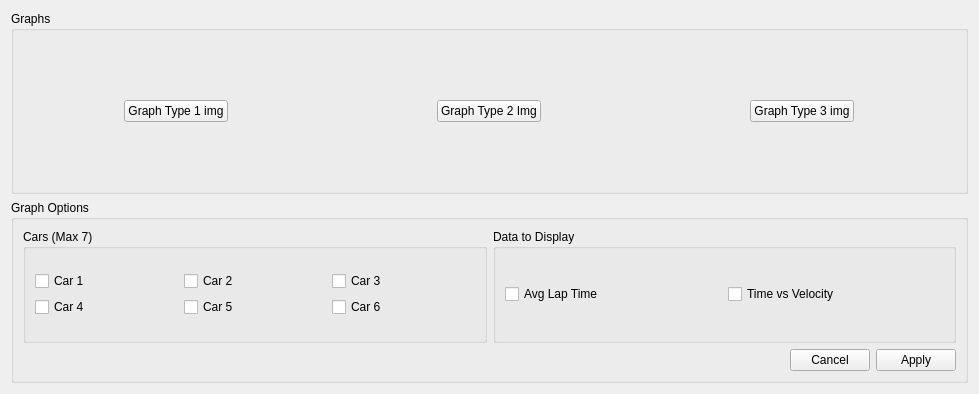
Qt form resources/GraphOptions.ui (cjand225/CS499SolarCarTimer) before a commit.
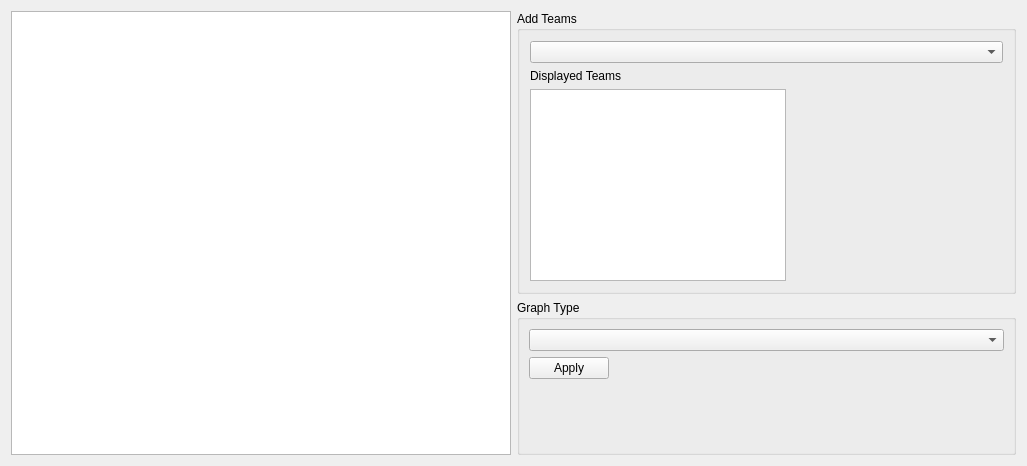
The same form after that commit.

The edit to the form file:
```diff
--- a/resources/GraphOptions.ui
+++ b/resources/GraphOptions.ui
@@ -6,53 +6,58 @@
    <rect>
     <x>0</x>
     <y>0</y>
-    <width>979</width>
-    <height>394</height>
+    <width>1027</width>
+    <height>466</height>
    </rect>
   </property>
   <property name="windowTitle">
    <string>Graph Analysis</string>
   </property>
-  <layout class="QGridLayout" name="gridLayout_2">
-   <item row="0" column="0">
-    <layout class="QGridLayout" name="gridLayout">
-     <item row="0" column="0">
-      <widget class="QGroupBox" name="groupBox">
+  <layout class="QGridLayout" name="gridLayout_3">
+   <item row="0" column="1">
+    <layout class="QGridLayout" name="gridLayout_2">
+     <item row="0" column="1">
+      <widget class="QGroupBox" name="groupBox_1">
        <property name="title">
-        <string>Graphs</string>
+        <string>Add Teams</string>
        </property>
-       <layout class="QGridLayout" name="gridLayout_4">
-        <item row="0" column="0">
-         <layout class="QGridLayout" name="gridLayout_3">
-          <item row="0" column="0" alignment="Qt::AlignHCenter">
-           <widget class="QPushButton" name="pushButton_3">
+       <layout class="QHBoxLayout" name="horizontalLayout_2">
+        <item>
+         <layout class="QFormLayout" name="formLayout_2">
+          <property name="leftMargin">
+           <number>1</number>
+          </property>
+          <property name="topMargin">
+           <number>1</number>
+          </property>
+          <property name="rightMargin">
+           <number>1</number>
+          </property>
+          <property name="bottomMargin">
+           <number>1</number>
+          </property>
+          <item row="1" column="0">
+           <widget class="QLabel" name="label_2">
             <property name="text">
-             <string>Graph Type 1 img</string>
+             <string>Displayed Teams</string>
             </property>
-            <property name="checkable">
-             <bool>true</bool>
-            </property>
            </widget>
           </item>
-          <item row="0" column="2" alignment="Qt::AlignHCenter|Qt::AlignVCenter">
-           <widget class="QPushButton" name="pushButton">
-            <property name="text">
-             <string>Graph Type 3 img</string>
+          <item row="2" column="0">
+           <widget class="QListWidget" name="ChosenTeamList">
+            <property name="sizePolicy">
+             <sizepolicy hsizetype="Expanding" vsizetype="Maximum">
+              <horstretch>0</horstretch>
+              <verstretch>0</verstretch>
+             </sizepolicy>
             </property>
-            <property name="checkable">
-             <bool>true</bool>
+            <property name="autoFillBackground">
+             <bool>false</bool>
             </property>
            </widget>
           </item>
-          <item row="0" column="1" alignment="Qt::AlignHCenter|Qt::AlignVCenter">
-           <widget class="QPushButton" name="pushButton_2">
-            <property name="text">
-             <string>Graph Type 2 Img</string>
-            </property>
-            <property name="checkable">
-             <bool>true</bool>
-            </property>
-           </widget>
+          <item row="0" column="0" colspan="2">
+           <widget class="QComboBox" name="TeamChoiceBox"/>
           </item>
          </layout>
         </item>
@@ -61,102 +66,33 @@
      </item>
     </layout>
    </item>
-   <item row="1" column="0">
+   <item row="0" column="0" rowspan="2">
+    <layout class="QGridLayout" name="gridLayout">
+     <item row="0" column="0">
+      <widget class="QGraphicsView" name="GraphWindow"/>
+     </item>
+    </layout>
+   </item>
+   <item row="1" column="1">
     <widget class="QGroupBox" name="groupBox_2">
      <property name="title">
-      <string>Graph Options</string>
+      <string>Graph Type</string>
      </property>
-     <layout class="QGridLayout" name="gridLayout_7">
-      <item row="0" column="0">
-       <layout class="QGridLayout" name="gridLayout_6">
-        <item row="1" column="0">
-         <widget class="QGroupBox" name="groupBox_3">
-          <property name="title">
-           <string>Cars (Max 7)</string>
-          </property>
-          <layout class="QGridLayout" name="gridLayout_9">
-           <item row="0" column="0">
-            <layout class="QGridLayout" name="gridLayout_8">
-             <item row="0" column="1">
-              <widget class="QCheckBox" name="checkBox_3">
-               <property name="text">
-                <string>Car 2</string>
-               </property>
-              </widget>
-             </item>
-             <item row="0" column="2">
-              <widget class="QCheckBox" name="checkBox_2">
-               <property name="text">
-                <string>Car 3</string>
-               </property>
-              </widget>
-             </item>
-             <item row="1" column="2">
-              <widget class="QCheckBox" name="checkBox">
-               <property name="text">
-                <string>Car 6</string>
-               </property>
-              </widget>
-             </item>
-             <item row="0" column="0">
-              <widget class="QCheckBox" name="checkBox_4">
-               <property name="text">
-                <string>Car 1</string>
-               </property>
-              </widget>
-             </item>
-             <item row="1" column="0">
-              <widget class="QCheckBox" name="checkBox_5">
-               <property name="text">
-                <string>Car 4</string>
-               </property>
-              </widget>
-             </item>
-             <item row="1" column="1">
-              <widget class="QCheckBox" name="checkBox_6">
-               <property name="text">
-                <string>Car 5</string>
-               </property>
-              </widget>
-             </item>
-            </layout>
-           </item>
-          </layout>
-         </widget>
-        </item>
-        <item row="1" column="1">
-         <widget class="QGroupBox" name="groupBox_4">
-          <property name="title">
-           <string>Data to Display</string>
-          </property>
-          <layout class="QGridLayout" name="gridLayout_11">
-           <item row="0" column="0">
-            <layout class="QGridLayout" name="gridLayout_10">
-             <item row="0" column="1">
-              <widget class="QCheckBox" name="checkBox_7">
-               <property name="text">
-                <string>Time vs Velocity</string>
-               </property>
-              </widget>
-             </item>
-             <item row="0" column="0">
-              <widget class="QCheckBox" name="checkBox_8">
-               <property name="text">
-                <string>Avg Lap Time</string>
-               </property>
-              </widget>
-             </item>
-            </layout>
-           </item>
-          </layout>
-         </widget>
-        </item>
-       </layout>
+     <layout class="QFormLayout" name="formLayout">
+      <item row="0" column="0" colspan="2">
+       <widget class="QComboBox" name="GraphTypes">
+        <property name="sizePolicy">
+         <sizepolicy hsizetype="Preferred" vsizetype="Fixed">
+          <horstretch>0</horstretch>
+          <verstretch>0</verstretch>
+         </sizepolicy>
+        </property>
+       </widget>
       </item>
       <item row="1" column="0">
        <widget class="QDialogButtonBox" name="buttonBox">
         <property name="standardButtons">
-         <set>QDialogButtonBox::Apply|QDialogButtonBox::Cancel</set>
+         <set>QDialogButtonBox::Apply</set>
         </property>
        </widget>
       </item>
```
Left out of the diff: 2 changed lines with no effect on the pictures.
